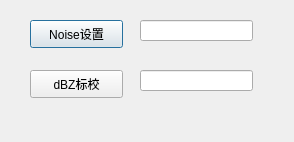
First picture: the form in dialogsample.ui, repository GitHdrobot/WeatheRadar, before the edit.
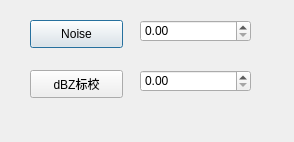
Second picture: the form after the edit.

Patch:
```diff
--- a/dialogsample.ui
+++ b/dialogsample.ui
@@ -23,7 +23,7 @@
     </rect>
    </property>
    <property name="text">
-    <string>Noise设置</string>
+    <string>Noise</string>
    </property>
   </widget>
   <widget class="QPushButton" name="pushButton_2">
@@ -39,23 +39,23 @@
     <string>dBZ标校</string>
    </property>
   </widget>
-  <widget class="QLineEdit" name="lineEdit_2">
+  <widget class="QDoubleSpinBox" name="dSpinBoxdBZCali">
    <property name="geometry">
     <rect>
      <x>140</x>
      <y>70</y>
-     <width>113</width>
-     <height>21</height>
+     <width>111</width>
+     <height>22</height>
     </rect>
    </property>
   </widget>
-  <widget class="QLineEdit" name="lineEdit_3">
+  <widget class="QDoubleSpinBox" name="dSpinBoxNoiseSet">
    <property name="geometry">
     <rect>
      <x>140</x>
      <y>20</y>
-     <width>113</width>
-     <height>21</height>
+     <width>111</width>
+     <height>22</height>
     </rect>
    </property>
   </widget>
```
Left out of the diff: 4 changed lines with no effect on the pictures.
